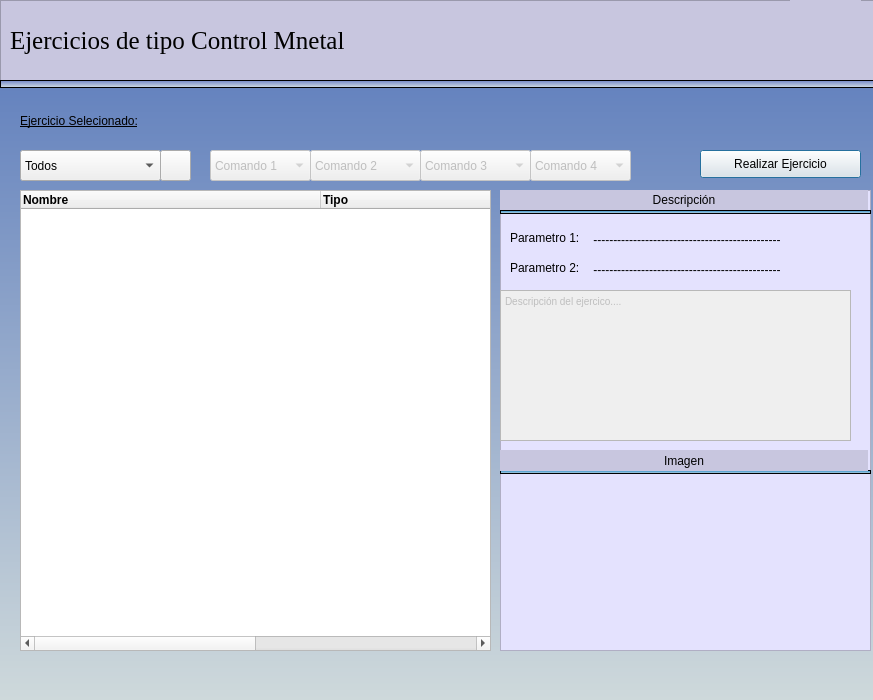
Qt form pythonProject/vistas/ejerciciosTerapiaControlMental.ui (francisco2124/Cognidron-EEG-Version1.0) before a commit.
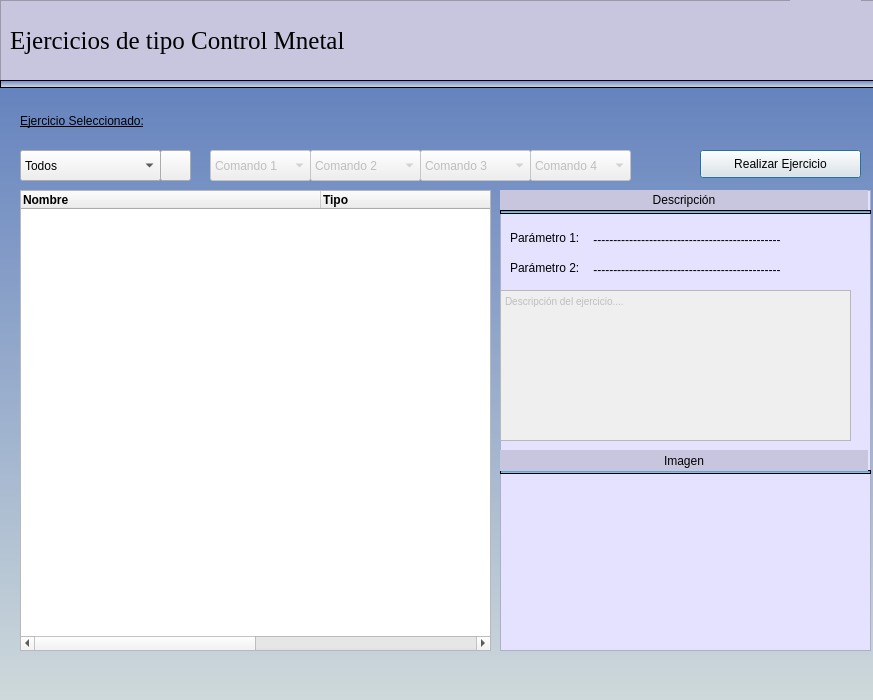
The same form after that commit. Icons and pictures are not drawn.

Commit message:
Ajustes de la ventania de terapia
Funcionamiento de los ejercicios con ondas cerebrales (Virtal) 2

```diff
--- a/pythonProject/vistas/ejerciciosTerapiaControlMental.ui
+++ b/pythonProject/vistas/ejerciciosTerapiaControlMental.ui
@@ -46,7 +46,7 @@
 text-decoration: underline;</string>
    </property>
    <property name="text">
-    <string>Ejercicio Selecionado:</string>
+    <string>Ejercicio Seleccionado:</string>
    </property>
   </widget>
   <widget class="QPushButton" name="btnRealizar">
@@ -419,7 +419,7 @@
 &lt;html&gt;&lt;head&gt;&lt;meta name=&quot;qrichtext&quot; content=&quot;1&quot; /&gt;&lt;style type=&quot;text/css&quot;&gt;
 p, li { white-space: pre-wrap; }
 &lt;/style&gt;&lt;/head&gt;&lt;body style=&quot; font-family:'MS Shell Dlg 2'; font-size:7.8pt; font-weight:400; font-style:normal;&quot;&gt;
-&lt;p style=&quot; margin-top:0px; margin-bottom:0px; margin-left:0px; margin-right:0px; -qt-block-indent:0; text-indent:0px;&quot;&gt;Descripción del ejercico....&lt;/p&gt;&lt;/body&gt;&lt;/html&gt;</string>
+&lt;p style=&quot; margin-top:0px; margin-bottom:0px; margin-left:0px; margin-right:0px; -qt-block-indent:0; text-indent:0px;&quot;&gt;Descripción del ejercicio....&lt;/p&gt;&lt;/body&gt;&lt;/html&gt;</string>
    </property>
    <property name="placeholderText">
     <string/>
@@ -438,7 +438,7 @@
     <string notr="true">font: 75 8pt &quot;MS Shell Dlg 2&quot;;</string>
    </property>
    <property name="text">
-    <string>Parametro 1:</string>
+    <string>Parámetro 1:</string>
    </property>
   </widget>
   <widget class="QLabel" name="lbParametro2">
@@ -470,7 +470,7 @@
     <string notr="true">font: 75 8pt &quot;MS Shell Dlg 2&quot;;</string>
    </property>
    <property name="text">
-    <string>Parametro 2:</string>
+    <string>Parámetro 2:</string>
    </property>
   </widget>
   <widget class="QLabel" name="lbParametro1">
```
The commit also changes 58 other files.
